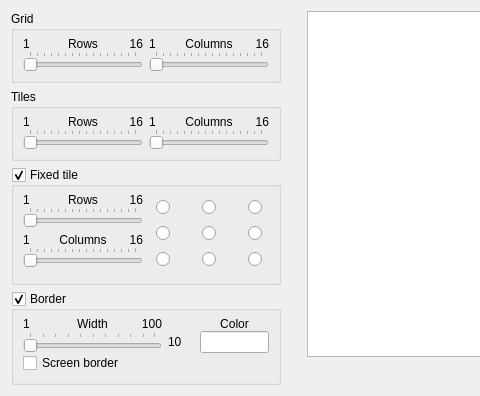
The window that src/gui/customlayoutdialog.ui (mistic100/UMWP-Autochanger) describes before a commit, drawn with Qt 5; both pictures show x 0 to 480 and y 0 to 396 of the 780 by 396 pixel window.
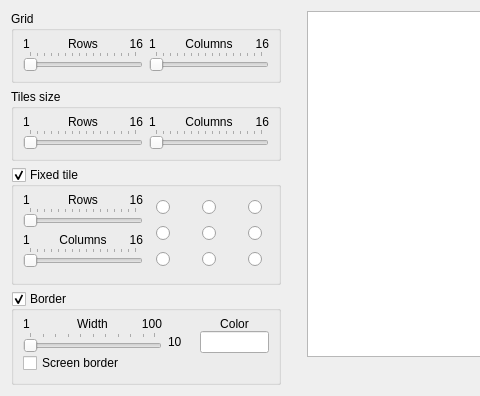
The same window after the commit. Icons and pictures are not drawn. Custom widgets are drawn as their Qt base class.

```diff
--- a/src/gui/customlayoutdialog.ui
+++ b/src/gui/customlayoutdialog.ui
@@ -449,7 +449,7 @@
    <item row="1" column="0">
     <widget class="QGroupBox" name="tiles">
      <property name="title">
-      <string>Tiles</string>
+      <string>Tiles size</string>
      </property>
      <layout class="QGridLayout" name="gridLayout_2">
       <property name="topMargin">
```
